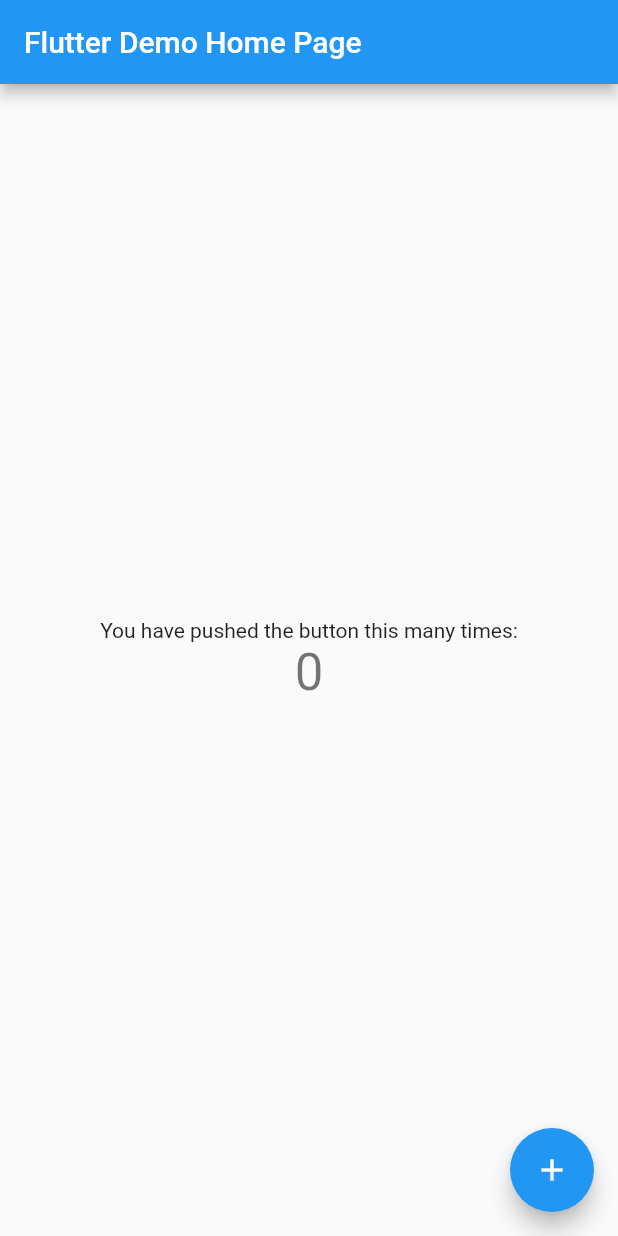
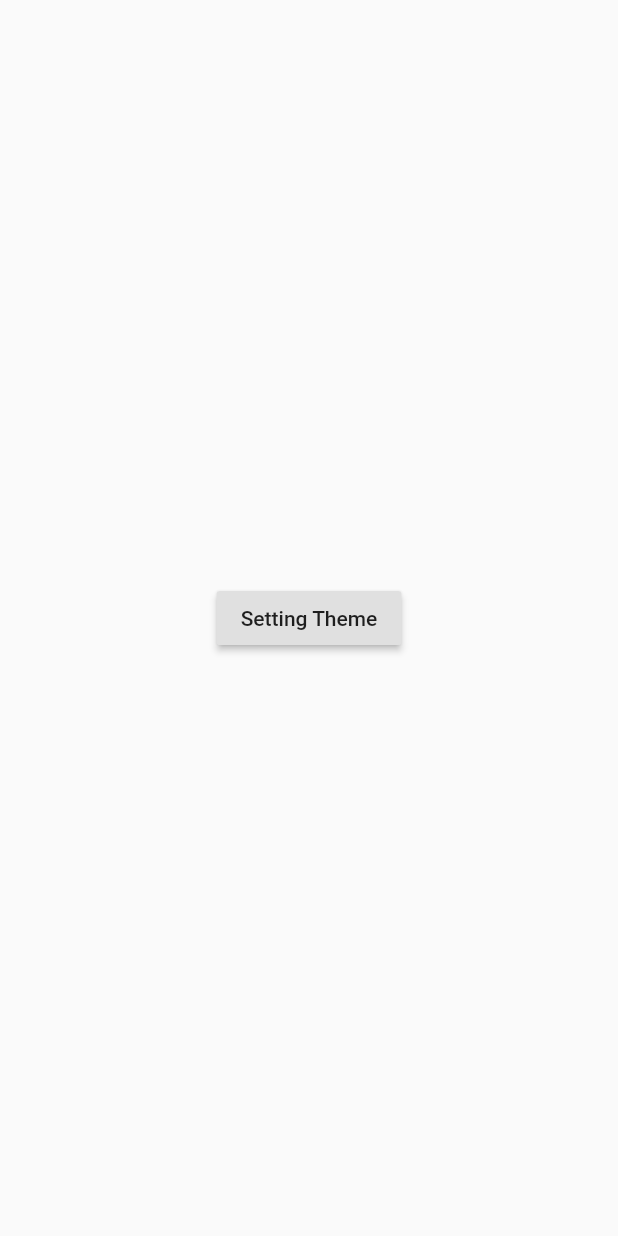
Before and after one commit to nggepe/theme_tutorial, a Flutter app: the screen it shows after launch, on a phone screen of 412 x 824 dp. Run offline on Flutter 3.47's test engine with Material 2 defaults, Android fonts, the phone set to English and light mode, and no system bars; our stand-ins replace shared_preferences.

````diff
--- a/lib/main.dart
+++ b/lib/main.dart
@@ -1,117 +1,41 @@
 import 'package:flutter/material.dart';
+import 'package:shared_preferences/shared_preferences.dart';
+import 'package:theme_tutorial/pages/welcome_pages.dart';
+import 'package:theme_tutorial/theme_configuration.dart';
+import 'package:theme_tutorial/theme_controller.dart';
 
-void main() {
-  runApp(MyApp());
+void main() async {
+  // memanggil shared preferences dari disk sebelum aplikasi dijalankan
+  WidgetsFlutterBinding.ensureInitialized();
+  final prefs = await SharedPreferences.getInstance();
+
+  // membuat theme controller baru yang akan diambil oleh shared preferences
+  final themeController = ThemeController(prefs);
+
+  runApp(MyApp(themeController: themeController));
 }
 
 class MyApp extends StatelessWidget {
-  // This widget is the root of your application.
+  final ThemeController themeController;
+
+  const MyApp({Key key, this.themeController});
+
   @override
   Widget build(BuildContext context) {
-    return MaterialApp(
-      title: 'Flutter Demo',
-      theme: ThemeData(
-        // This is the theme of your application.
-        //
-        // Try running your application with "flutter run". You'll see the
-        // application has a blue toolbar. Then, without quitting the app, try
-        // changing the primarySwatch below to Colors.green and then invoke
-        // "hot reload" (press "r" in the console where you ran "flutter run",
-        // or simply save your changes to "hot reload" in a Flutter IDE).
-        // Notice that the counter didn't reset back to zero; the application
-        // is not restarted.
-        primarySwatch: Colors.blue,
-        // This makes the visual density adapt to the platform that you run
-        // the app on. For desktop platforms, the controls will be smaller and
-        // closer together (more dense) than on mobile platforms.
-        visualDensity: VisualDensity.adaptivePlatformDensity,
-      ),
-      home: MyHomePage(title: 'Flutter Demo Home Page'),
+    // memanggil animatebuilder untuk mengubah tema agar lebih halus
+    return AnimatedBuilder(
+      animation: themeController,
+      builder: (context, _) {
+        // membungkus app untuk inheritance widget agar tema bisa dibuka di semua halaman
+        return ThemeControllerProvider(
+          controller: themeController,
+          child: MaterialApp(
+            title: 'Flutter Demo',
+            theme: ThemeConfiguration.switcher(themeController),
+            home: WelcomePage(),
+          ),
+        );
+      },
     );
   }
 }
-
-class MyHomePage extends StatefulWidget {
-  MyHomePage({Key key, this.title}) : super(key: key);
-
-  // This widget is the home page of your application. It is stateful, meaning
-  // that it has a State object (defined below) that contains fields that affect
-  // how it looks.
-
-  // This class is the configuration for the state. It holds the values (in this
-  // case the title) provided by the parent (in this case the App widget) and
-  // used by the build method of the State. Fields in a Widget subclass are
-  // always marked "final".
-
-  final String title;
-
-  @override
-  _MyHomePageState createState() => _MyHomePageState();
-}
-
-class _MyHomePageState extends State<MyHomePage> {
-  int _counter = 0;
-
-  void _incrementCounter() {
-    setState(() {
-      // This call to setState tells the Flutter framework that something has
-      // changed in this State, which causes it to rerun the build method below
-      // so that the display can reflect the updated values. If we changed
-      // _counter without calling setState(), then the build method would not be
-      // called again, and so nothing would appear to happen.
-      _counter++;
-    });
-  }
-
-  @override
-  Widget build(BuildContext context) {
-    // This method is rerun every time setState is called, for instance as done
-    // by the _incrementCounter method above.
-    //
-    // The Flutter framework has been optimized to make rerunning build methods
-    // fast, so that you can just rebuild anything that needs updating rather
-    // than having to individually change instances of widgets.
-    return Scaffold(
-      appBar: AppBar(
-        // Here we take the value from the MyHomePage object that was created by
-        // the App.build method, and use it to set our appbar title.
-        title: Text(widget.title),
-      ),
-      body: Center(
-        // Center is a layout widget. It takes a single child and positions it
-        // in the middle of the parent.
-        child: Column(
-          // Column is also a layout widget. It takes a list of children and
-          // arranges them vertically. By default, it sizes itself to fit its
-          // children horizontally, and tries to be as tall as its parent.
-          //
-          // Invoke "debug painting" (press "p" in the console, choose the
-          // "Toggle Debug Paint" action from the Flutter Inspector in Android
-          // Studio, or the "Toggle Debug Paint" command in Visual Studio Code)
-          // to see the wireframe for each widget.
-          //
-          // Column has various properties to control how it sizes itself and
-          // how it positions its children. Here we use mainAxisAlignment to
-          // center the children vertically; the main axis here is the vertical
-          // axis because Columns are vertical (the cross axis would be
-          // horizontal).
-          mainAxisAlignment: MainAxisAlignment.center,
-          children: <Widget>[
-            Text(
-              'You have pushed the button this many times:',
-            ),
-            Text(
-              '$_counter',
-              style: Theme.of(context).textTheme.headline4,
-            ),
-          ],
-        ),
-      ),
-      floatingActionButton: FloatingActionButton(
-        onPressed: _incrementCounter,
-        tooltip: 'Increment',
-        child: Icon(Icons.add),
-      ), // This trailing comma makes auto-formatting nicer for build methods.
-    );
-  }
-}
--- /dev/null
+++ b/lib/pages/setting.dart
@@ -0,0 +1,61 @@
+import 'package:flutter/material.dart';
+import 'package:shared_preferences/shared_preferences.dart';
+import 'package:theme_tutorial/theme_controller.dart';
+
+class Setting extends StatelessWidget {
+  @override
+  Widget build(BuildContext context) {
+    return Scaffold(
+      appBar: AppBar(
+        title: Text("Theme Setting"),
+      ),
+      body: SettingBody(),
+    );
+  }
+}
+
+class SettingBody extends StatefulWidget {
+  @override
+  _SettingBodyState createState() => _SettingBodyState();
+}
+
+class _SettingBodyState extends State<SettingBody> {
+  String _theme;
+
+  @override
+  void initState() {
+    super.initState();
+    getTheme();
+  }
+
+  getTheme() async {
+    SharedPreferences _prefs = await SharedPreferences.getInstance();
+
+    setState(() {
+      //merubah state dan mengambil tema awal yang sudah di simpan di shared preferences
+      _theme = _prefs.getString("theme") ?? "light";
+    });
+  }
+
+  @override
+  Widget build(BuildContext context) {
+    return Container(
+      padding: EdgeInsets.only(left: 20, right: 20, top: 10),
+      child: Row(
+        mainAxisAlignment: MainAxisAlignment.spaceBetween,
+        children: [
+          Text(_theme ?? "light"),
+          Switch(
+            value: _theme == "dark" ? true : false,
+            onChanged: (value) {
+              setState(() {
+                _theme = _theme == "dark" ? "light" : "dark";
+                ThemeController.of(context).setTheme(_theme);
+              });
+            },
+          )
+        ],
+      ),
+    );
+  }
+}
--- /dev/null
+++ b/lib/pages/welcome_pages.dart
@@ -0,0 +1,23 @@
+import 'package:flutter/material.dart';
+import 'package:theme_tutorial/pages/setting.dart';
+
+class WelcomePage extends StatelessWidget {
+  @override
+  Widget build(BuildContext context) {
+    return Scaffold(
+      body: Center(
+          child: Container(
+        child: RaisedButton(
+          onPressed: () {
+            Navigator.push(
+                context,
+                MaterialPageRoute(
+                  builder: (context) => Setting(),
+                ));
+          },
+          child: Text("Setting Theme"),
+        ),
+      )),
+    );
+  }
+}
--- a/lib/theme_configuration.dart
+++ b/lib/theme_configuration.dart
@@ -0,0 +1,27 @@
+import 'package:flutter/material.dart';
+import 'package:theme_tutorial/theme_controller.dart';
+
+class ThemeConfiguration {
+  ///github @nggepe | Theme configuration
+  ///```themeController``` merupakan Object ```ThemeController```. tekan
+  ///```ctrl+click``` dan mengedit tema aplikasi anda pada kode dibawah bedasarkan kebutuhan anda
+  static ThemeData switcher(ThemeController themeController) {
+    switch (themeController.currentTheme) {
+      case "dark":
+        return ThemeData(
+          visualDensity: VisualDensity.adaptivePlatformDensity,
+          brightness: Brightness.dark,
+        );
+      case "light":
+        return ThemeData(
+          visualDensity: VisualDensity.adaptivePlatformDensity,
+          brightness: Brightness.light,
+        );
+      default:
+        return ThemeData(
+          visualDensity: VisualDensity.adaptivePlatformDensity,
+          brightness: Brightness.light,
+        );
+    }
+  }
+}
````
Also changed, not shown: 1 other file.
